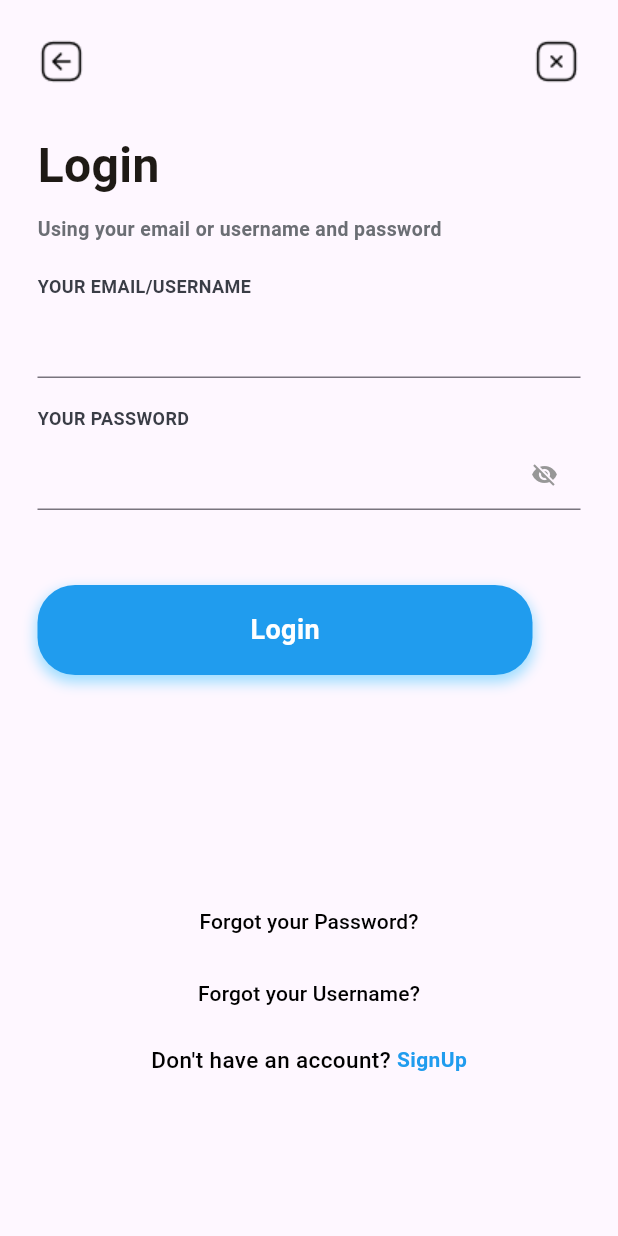
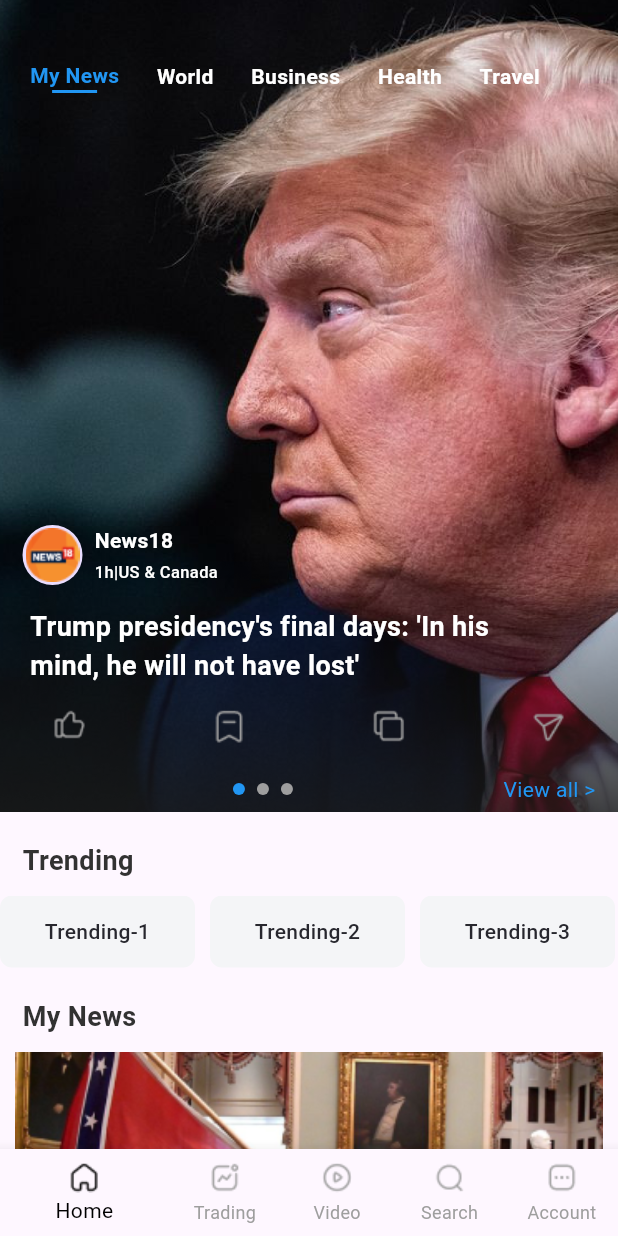
Before and after one commit to MuhammadAmirKhan-57/newzler_app, a Flutter app: the LoginScreen screen opened directly, after a tap on "Login", on a phone screen of 412 x 824 dp. Run offline on Flutter 3.47's test engine with Material 3 defaults, Android fonts, the phone set to English and light mode, and no system bars; our stand-ins replace image_picker, smooth_page_indicator.

Commit message:
Home Screen

```diff
--- a/lib/auth/login_screen.dart
+++ b/lib/auth/login_screen.dart
@@ -3,6 +3,7 @@ import 'package:newzler_app/auth/signup_screen.dart';
 import 'package:newzler_app/provider/theme_provider.dart';
 import 'package:newzler_app/view/forgot/forgot_email.dart';
 import 'package:newzler_app/view/forgot/forgot_pass.dart';
+import 'package:newzler_app/view/home/home_screen.dart';
 import 'package:newzler_app/view/wellcome/wellcome_screen.dart';
 import 'package:newzler_app/widgets/custom_button.dart';
 import 'package:provider/provider.dart';
@@ -150,7 +151,7 @@ class _LoginScreenState extends State<LoginScreen> {
                       color: Colors.lightBlueAccent.withValues(alpha: 0.5),
                     ),
                   ],
-                  onTap: () {}, //Home Screen
+                  onTap: () => Navigator.push(context, MaterialPageRoute(builder: (context) => HomeScreen())), //Home Screen
                   textColor: Color(0xffFFFFFF),
                 ),
                 SizedBox(height: 140),
--- /dev/null
+++ b/lib/view/home/home_screen.dart
@@ -0,0 +1,504 @@
+import 'package:flutter/material.dart';
+import 'package:newzler_app/provider/theme_provider.dart';
+import 'package:provider/provider.dart';
+
+class HomeScreen extends StatefulWidget {
+  const HomeScreen({super.key});
+
+  @override
+  _HomeScreenState createState() => _HomeScreenState();
+}
+
+class _HomeScreenState extends State<HomeScreen> {
+  int _selectedIndex = 0;
+  int _currentPage = 0;
+  int _selectedItem = 0;
+  int? _selectedMyNewsIcon;
+  int? _selectedSocialIcon;
+
+  final List<String> tabs = [
+    'My News',
+    'World',
+    'Business',
+    'Health',
+    'Travel',
+  ];
+  final List<String> images = [
+    'assets/images/home 1.png',
+    'assets/images/home 2.png',
+    'assets/images/home 1.png',
+  ];
+
+  final List<Map<String, dynamic>> trendingItems = [
+    {'text': 'Trending-1', 'width': 130.0, 'height': 35.0},
+    {'text': 'Trending-2', 'width': 130.0, 'height': 35.0},
+    {'text': 'Trending-3', 'width': 130.0, 'height': 35.0},
+  ];
+
+  final List<Widget> screenList = [
+    const Placeholder(),
+    // const TradingScreen(),
+    // const VideoScreen(),
+    // NewsSearchScreen(),
+    // const AccountScreen(),
+  ];
+
+  final List<String> socialIcons = [
+    'assets/images/h_icon 4.png',
+    'assets/images/h_icon 2.png',
+    'assets/images/h_icon 3.png',
+    'assets/images/h_icon.png',
+  ];
+
+  @override
+  Widget build(BuildContext context) {
+    final isDarkTheme =
+        Provider.of<ThemeProvider>(context).selectedTheme == 'Night';
+    return Scaffold(
+      body: _selectedItem == 0
+          ? SafeArea(
+              child: SingleChildScrollView(
+                child: Column(
+                  crossAxisAlignment: CrossAxisAlignment.start,
+                  children: [
+                    SizedBox(
+                      height: 541,
+                      child: Stack(
+                        alignment: Alignment.topLeft,
+                        children: [
+                          PageView.builder(
+                            itemCount: images.length,
+                            onPageChanged: (index) {
+                              setState(() {
+                                _currentPage = index;
+                              });
+                            },
+                            itemBuilder: (context, index) {
+                              return Image.asset(
+                                images[index],
+                                fit: BoxFit.cover,
+                                width: double.infinity,
+                                height: 541,
+                              );
+                            },
+                          ),
+                          Padding(
+                            padding: const EdgeInsets.symmetric(
+                              horizontal: 20,
+                              vertical: 40,
+                            ),
+                            child: Row(
+                              mainAxisAlignment: MainAxisAlignment.start,
+                              children:
+                                  List.generate(tabs.length, (index) {
+                                        return GestureDetector(
+                                          onTap: () {
+                                            setState(() {
+                                              _selectedIndex = index;
+                                            });
+                                          },
+                                          child: Column(
+                                            mainAxisSize: MainAxisSize.min,
+                                            children: [
+                                              Text(
+                                                tabs[index],
+                                                style: TextStyle(
+                                                  fontSize: 14,
+                                                  color: _selectedIndex == index
+                                                      ? Colors.blue
+                                                      : const Color(0xffFFFFFF),
+                                                  fontWeight: FontWeight.w600,
+                                                ),
+                                              ),
+                                              if (_selectedIndex == index)
+                                                Container(
+                                                  height: 2,
+                                                  width: 30,
+                                                  color: Colors.blue,
+                                                ),
+                                            ],
+                                          ),
+                                        );
+                                      })
+                                      .expand(
+                                        (widget) => [
+                                          widget,
+                                          const SizedBox(width: 25),
+                                        ],
+                                      )
+                                      .toList()
+                                    ..removeLast(),
+                            ),
+                          ),
+                          Padding(
+                            padding: const EdgeInsets.only(
+                              top: 350,
+                              left: 15.0,
+                              right: 15.0,
+                            ),
+                            child: Column(
+                              crossAxisAlignment: CrossAxisAlignment.start,
+                              children: [
+                                const Row(
+                                  children: [
+                                    CircleAvatar(
+                                      child: Image(
+                                        image: AssetImage(
+                                          'assets/images/h_icon 5.png',
+                                        ),
+                                      ),
+                                    ),
+                                    SizedBox(width: 8),
+                                    Column(
+                                      crossAxisAlignment:
+                                          CrossAxisAlignment.start,
+                                      children: [
+                                        Text(
+                                          'News18',
+                                          style: TextStyle(
+                                            fontSize: 14,
+                                            color: Color(0xffFFFFFF),
+                                            fontWeight: FontWeight.w600,
+                                          ),
+                                        ),
+                                        SizedBox(height: 3),
+                                        Text(
+                                          '1h|US & Canada',
+                                          style: TextStyle(
+                                            fontSize: 11,
+                                            color: Color(0xffFFFFFF),
+                                            fontWeight: FontWeight.w500,
+                                          ),
+                                        ),
+                                      ],
+                                    ),
+                                  ],
+                                ),
+                                const SizedBox(height: 10),
+                                const Padding(
+                                  padding: EdgeInsets.all(5.0),
+                                  child: Text(
+                                    'Trump presidency\'s final days: \'In his \nmind, he will not have lost\'',
+                                    style: TextStyle(
+                                      color: Colors.white,
+                                      fontSize: 18,
+                                      fontWeight: FontWeight.bold,
+                                    ),
+                                  ),
+                                ),
+                                const SizedBox(height: 10),
+                                Row(
+                                  mainAxisAlignment:
+                                      MainAxisAlignment.spaceAround,
+                                  children:
+                                      List.generate(socialIcons.length, (index,) {
+                                            return GestureDetector(
+                                              onTap: () {
+                                                setState(() {
+                                                  _selectedSocialIcon = index;
+                                                });
+                                              },
+                                              child: Image.asset(
+                                                socialIcons[index],
+                                                width: 24,
+                                                height: 24,
+                                                color: _selectedSocialIcon == index ? Colors.blue : Colors.grey,
+                                              ),
+                                            );
+                                          })
+                                          .expand(
+                                            (widget) => [
+                                              widget,
+                                              const SizedBox(width: 5),
+                                            ],
+                                          )
+                                          .toList()
+                                        ..removeLast(),
+                                ),
+                                const SizedBox(height: 20),
+                                Row(
+                                  mainAxisAlignment:
+                                      MainAxisAlignment.spaceBetween,
+                                  children: [
+                                    Expanded(
+                                      child: Row(
+                                        mainAxisAlignment:
+                                            MainAxisAlignment.center,
+                                        children: List.generate(3, (index) {
+                                          return GestureDetector(
+                                            onTap: () {
+                                              setState(() {
+                                                _currentPage = index;
+                                              });
+                                            },
+                                            child: Container(
+                                              margin:
+                                                  const EdgeInsets.symmetric(
+                                                    horizontal: 4.0,
+                                                  ),
+                                              width: 8.0,
+                                              height: 8.0,
+                                              decoration: BoxDecoration(
+                                                shape: BoxShape.circle,
+                                                color: _currentPage == index
+                                                    ? Colors.blue
+                                                    : Colors.grey,
+                                              ),
+                                            ),
+                                          );
+                                        }),
+                                      ),
+                                    ),
+                                    GestureDetector(
+                                      onTap: () {}, //View All Screen
+                                      child: const Text(
+                                        'View all >',
+                                        style: TextStyle(color: Colors.blue),
+                                      ),
+                                    ),
+                                  ],
+                                ),
+                              ],
+                            ),
+                          ),
+                        ],
+                      ),
+                    ),
+                    const SizedBox(height: 10),
+                    Padding(
+                      padding: EdgeInsets.symmetric(
+                        horizontal: 15,
+                        vertical: 10,
+                      ),
+                      child: Text(
+                        'Trending',
+                        style: TextStyle(
+                          fontSize: 18,
+                          color: isDarkTheme ? Colors.white : Color(0xff323232),
+                          fontWeight: FontWeight.w700,
+                        ),
+                      ),
+                    ),
+                    SizedBox(
+                      height: 48,
+                      width: double.infinity,
+                      child: ListView.separated(
+                        scrollDirection: Axis.horizontal,
+                        itemCount: trendingItems.length,
+                        separatorBuilder: (context, index) =>
+                            const SizedBox(width: 10),
+                        itemBuilder: (context, index) {
+                          final item = trendingItems[index];
+                          return ClipRect(
+                            child: Container(
+                              width: item['width'],
+                              height: item['height'],
+                              decoration: BoxDecoration(
+                                color: const Color(0xffF4F5F7),
+                                borderRadius: BorderRadius.circular(8),
+                              ),
+                              alignment: Alignment.center,
+                              child: Text(
+                                item['text'],
+                                textAlign: TextAlign.center,
+                                style: const TextStyle(
+                                  fontSize: 14,
+                                  color: Color(0xff27272E),
+                                  fontWeight: FontWeight.w500,
+                                ),
+                              ),
+                            ),
+                          );
+                        },
+                      ),
+                    ),
+                    const SizedBox(height: 10),
+                    Padding(
+                      padding: EdgeInsets.symmetric(
+                        horizontal: 15,
+                        vertical: 10,
+                      ),
+                      child: Text(
+                        'My News',
+                        style: TextStyle(
+                          fontSize: 18,
+                          color: isDarkTheme ? Colors.white : Color(0xff323232),
+                          fontWeight: FontWeight.w700,
+                        ),
+                      ),
+                    ),
+                    Padding(
+                      padding: const EdgeInsets.symmetric(horizontal: 10),
+                      child: Column(
+                        children: [
+                          Container(
+                            width: double.infinity,
+                            height: 200,
+                            decoration: BoxDecoration(
+                              borderRadius: BorderRadius.circular(10),
+                            ),
+                            child: Image.asset(
+                              'assets/images/home 330.png',
+                              fit: BoxFit.cover,
+                            ),
+                          ),
+                          const SizedBox(height: 5),
+                          Row(
+                            children: [
+                              CircleAvatar(
+                                child: Image.asset(
+                                  'assets/images/h_icon 5.png',
+                                ),
+                              ),
+                              Padding(
+                                padding: const EdgeInsets.symmetric(
+                                  horizontal: 10,
+                                ),
+                                child: Column(
+                                  crossAxisAlignment: CrossAxisAlignment.start,
+                                  children: [
+                                    const SizedBox(height: 10),
+                                    Text(
+                                      'A protester carries the Confederate flag\n after breaching US Capitol security,',
+                                      style: TextStyle(
+                                        color: isDarkTheme
+                                            ? Colors.white
+                                            : Color(0xff323232),
+                                        fontSize: 14,
+                                        fontWeight: FontWeight.w600,
+                                      ),
+                                    ),
+                                    const SizedBox(height: 10),
+                                    Text(
+                                      '5 hours ago    |     News18',
+                                      style: TextStyle(
+                                        color: isDarkTheme
+                                            ? Colors.white
+                                            : Color(0xff464646),
+                                        fontSize: 9,
+                                        fontWeight: FontWeight.w500,
+                                      ),
+                                    ),
+                                  ],
+                                ),
+                              ),
+                            ],
+                          ),
+                          const SizedBox(height: 15),
+                          Padding(
+                            padding: const EdgeInsets.symmetric(horizontal: 25),
+                            child: Row(
+                              mainAxisAlignment: MainAxisAlignment.spaceAround,
+                              children:
+                                  List.generate(socialIcons.length, (index) {
+                                        return GestureDetector(
+                                          onTap: () {
+                                            setState(() {
+                                              _selectedMyNewsIcon = index;
+                                            });
+                                          },
+                                          child: Image.asset(
+                                            socialIcons[index],
+                                            width: 24,
+                                            height: 24,
+                                            color: _selectedMyNewsIcon == index
+                                                ? Colors.blue
+                                                : Colors.grey,
+                                          ),
+                                        );
+                                      })
+                                      .expand(
+                                        (widget) => [
+                                          widget,
+                                          const SizedBox(width: 5),
+                                        ],
+                                      )
+                                      .toList()
+                                    ..removeLast(),
+                            ),
+                          ),
+                        ],
+                      ),
+                    ),
+                    const SizedBox(height: 10),
+                  ],
+                ),
+              ),
+            )
+          : screenList[_selectedItem],
+      bottomNavigationBar: BottomNavigationBar(
+        currentIndex: _selectedItem,
+        onTap: (index) {
+          setState(() {
+            _selectedItem = index;
+          });
+        },
+        selectedItemColor: isDarkTheme ? Colors.white : Colors.black,
+        unselectedItemColor: isDarkTheme ? Colors.grey : Colors.grey,
+        selectedIconTheme: IconThemeData(
+          color: isDarkTheme ? Colors.white : Colors.black,
+        ),
+        unselectedIconTheme: const IconThemeData(color: Colors.grey),
+        showUnselectedLabels: true,
+        showSelectedLabels: true,
+        items: [
+          BottomNavigationBarItem(
+            icon: Image.asset(
+              'assets/images/icon_h.png',
+              width: 24,
+              height: 24,
+              color: _selectedItem == 0
+                  ? (isDarkTheme ? Colors.white : Colors.black)
+                  : Colors.grey,
+            ),
+            label: 'Home',
+          ),
+          BottomNavigationBarItem(
+            icon: Image.asset(
+              'assets/images/icon_h2.png',
+              width: 24,
+              height: 24,
+              color: _selectedItem == 1
+                  ? (isDarkTheme ? Colors.white : Colors.black)
+                  : Colors.grey,
+            ),
+            label: 'Trading',
+          ),
+          BottomNavigationBarItem(
+            icon: Image.asset(
+              'assets/images/icon_h3.png',
+              width: 24,
+              height: 24,
+              color: _selectedItem == 2
+                  ? (isDarkTheme ? Colors.white : Colors.black)
+                  : Colors.grey,
+            ),
+            label: 'Video',
+          ),
+          BottomNavigationBarItem(
+            icon: Image.asset(
+              'assets/images/icon_h4.png',
+              width: 24,
+              height: 24,
+              color: _selectedItem == 3
+                  ? (isDarkTheme ? Colors.white : Colors.black)
+                  : Colors.grey,
+            ),
+            label: 'Search',
+          ),
+          BottomNavigationBarItem(
+            icon: Image.asset(
+              'assets/images/icon_h5.png',
+              width: 24,
+              height: 24,
+              color: _selectedItem == 4
+                  ? (isDarkTheme ? Colors.white : Colors.black)
+                  : Colors.grey,
+            ),
+            label: 'Account',
+          ),
+        ],
+      ),
+    );
+  }
+}
```
